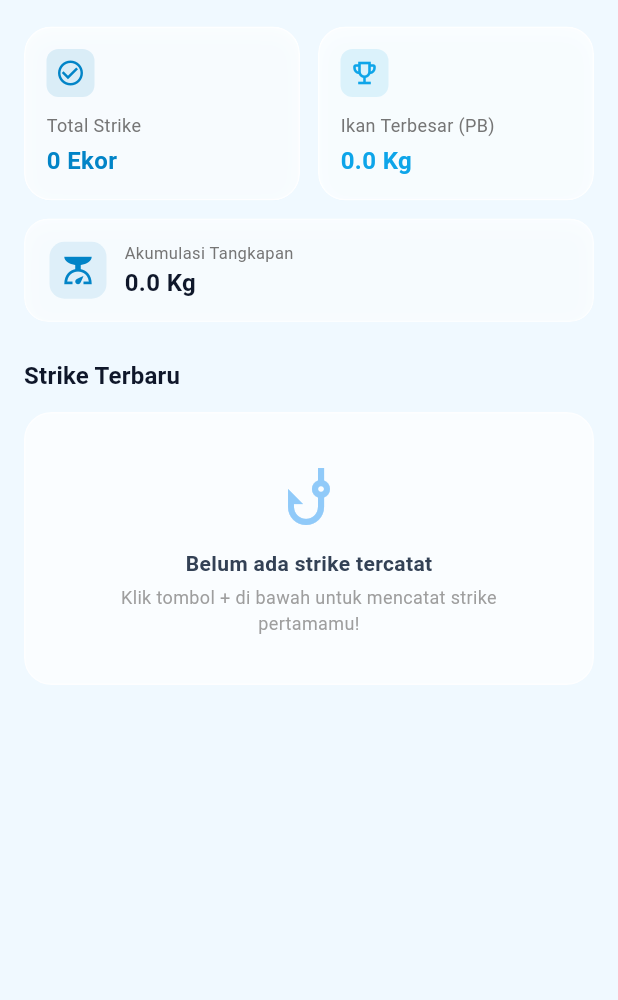
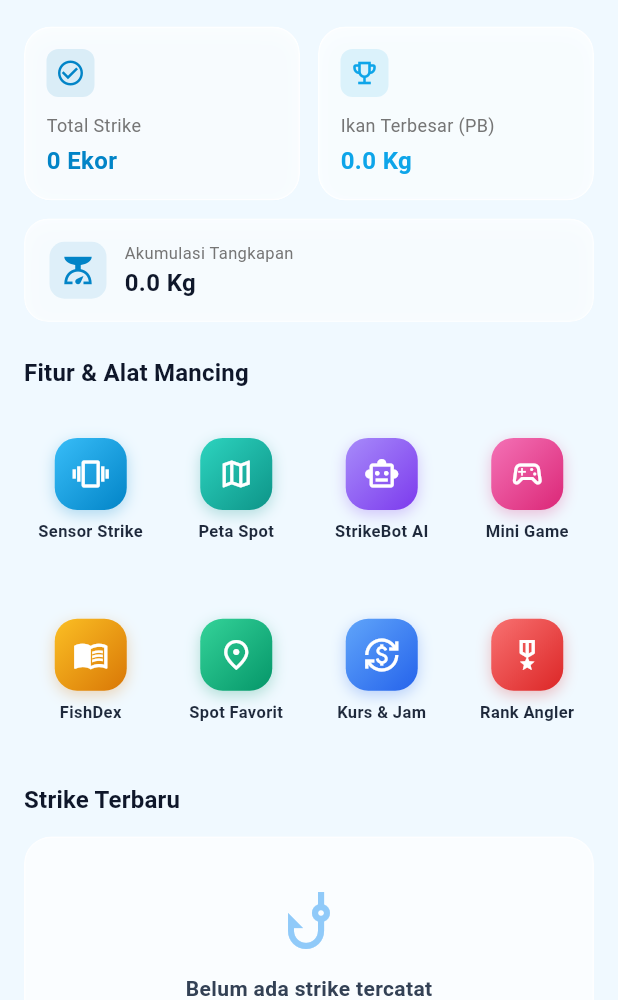
Before and after one commit to hasbisdqi/strike_log, a Flutter app: the _HomeScreen screen opened directly with empty values, on a phone screen of 412 x 824 dp, the part 236-1236 px from its top. Run offline on Flutter 3.47's test engine with Material 3 defaults, Android fonts, the phone set to English and light mode, and no system bars; our stand-ins replace fl_chart, flutter_compass, flutter_local_notifications, flutter_secure_storage, geocoding, geolocator and 6 more; accounts and stored records are empty.

Commit message:
refactor: relocate tool grid to Home dashboard and streamline Profile screen

```diff
--- a/lib/screens/main_navigation_screen.dart
+++ b/lib/screens/main_navigation_screen.dart
@@ -427,7 +427,120 @@ class _HomeScreen extends StatelessWidget {
                   ),
                 ),
               ),
-              const SizedBox(height: 24),
+              const SizedBox(height: 22),
+
+              // Angler Tool Hub (Fitur Utama Cepat)
+              Text(
+                'Fitur & Alat Mancing',
+                style: theme.textTheme.titleMedium?.copyWith(
+                  fontWeight: FontWeight.bold,
+                  color: const Color(0xFF0F172A),
+                ),
+              ),
+              const SizedBox(height: 12),
+
+              LayoutBuilder(
+                builder: (context, constraints) {
+                  return GridView.count(
+                    crossAxisCount: 4,
+                    shrinkWrap: true,
+                    physics: const NeverScrollableScrollPhysics(),
+                    mainAxisSpacing: 12,
+                    crossAxisSpacing: 8,
+                    childAspectRatio: 0.82,
+                    children: [
+                      _QuickActionTile(
+                        icon: Icons.vibration,
+                        label: 'Sensor Strike',
+                        gradientColors: const [Color(0xFF38BDF8), Color(0xFF0284C7)],
+                        onTap: () {
+                          Navigator.push(
+                            context,
+                            MaterialPageRoute(builder: (_) => const StrikeDetectorScreen()),
+                          );
+                        },
+                      ),
+                      _QuickActionTile(
+                        icon: Icons.map_outlined,
+                        label: 'Peta Spot',
+                        gradientColors: const [Color(0xFF2DD4BF), Color(0xFF0D9488)],
+                        onTap: () {
+                          Navigator.push(
+                            context,
+                            MaterialPageRoute(builder: (_) => StrikeMapScreen(strikes: strikes)),
+                          );
+                        },
+                      ),
+                      _QuickActionTile(
+                        icon: Icons.smart_toy_outlined,
+                        label: 'StrikeBot AI',
+                        gradientColors: const [Color(0xFFA78BFA), Color(0xFF7C3AED)],
+                        onTap: () {
+                          Navigator.push(
+                            context,
+                            MaterialPageRoute(builder: (_) => const StrikeBotScreen()),
+                          );
+                        },
+                      ),
+                      _QuickActionTile(
+                        icon: Icons.sports_esports_outlined,
+                        label: 'Mini Game',
+                        gradientColors: const [Color(0xFFF472B6), Color(0xFFDB2777)],
+                        onTap: () {
+                          Navigator.push(
+                            context,
+                            MaterialPageRoute(builder: (_) => const ReelTheFishGameScreen()),
+                          );
+                        },
+                      ),
+                      _QuickActionTile(
+                        icon: Icons.menu_book_outlined,
+                        label: 'FishDex',
+                        gradientColors: const [Color(0xFFFBBF24), Color(0xFFD97706)],
+                        onTap: () {
+                          Navigator.push(
+                            context,
+                            MaterialPageRoute(builder: (_) => FishDexScreen(strikes: strikes)),
+                          );
+                        },
+                      ),
+                      _QuickActionTile(
+                        icon: Icons.place_outlined,
+                        label: 'Spot Favorit',
+                        gradientColors: const [Color(0xFF34D399), Color(0xFF059669)],
+                        onTap: () {
+                          Navigator.push(
+                            context,
+                            MaterialPageRoute(builder: (_) => FavoriteSpotsScreen(strikes: strikes)),
+                          );
+                        },
+                      ),
+                      _QuickActionTile(
+                        icon: Icons.currency_exchange,
+                        label: 'Kurs & Jam',
+                        gradientColors: const [Color(0xFF60A5FA), Color(0xFF2563EB)],
+                        onTap: () {
+                          Navigator.push(
+                            context,
+                            MaterialPageRoute(builder: (_) => const CurrencyTimeConverterScreen()),
+                          );
+                        },
+                      ),
+                      _QuickActionTile(
+                        icon: Icons.military_tech_outlined,
+                        label: 'Rank Angler',
+                        gradientColors: const [Color(0xFFF87171), Color(0xFFDC2626)],
+                        onTap: () {
+                          ScaffoldMessenger.of(context).showSnackBar(
+                            SnackBar(content: Text('Status: ${strikes.length >= 10 ? 'Senior Angler 🎣' : 'Angler Pemula 🎣'} (${strikes.length} Strike)')),
+                          );
+                        },
+                      ),
+                    ],
+                  );
+                },
+              ),
+              const SizedBox(height: 20),
 
               Text(
                 'Strike Terbaru',
@@ -495,6 +608,66 @@ class _HomeScreen extends StatelessWidget {
             ],
           ),
         ),
+      ),
+    );
+  }
+}
+
+class _QuickActionTile extends StatelessWidget {
+  final IconData icon;
+  final String label;
+  final List<Color> gradientColors;
+  final VoidCallback onTap;
+
+  const _QuickActionTile({
+    required this.icon,
+    required this.label,
+    required this.gradientColors,
+    required this.onTap,
+  });
+
+  @override
+  Widget build(BuildContext context) {
+    return InkWell(
+      onTap: onTap,
+      borderRadius: BorderRadius.circular(16),
+      child: Column(
+        mainAxisSize: MainAxisSize.min,
+        mainAxisAlignment: MainAxisAlignment.center,
+        children: [
+          Container(
+            width: 48,
+            height: 48,
+            decoration: BoxDecoration(
+              gradient: LinearGradient(
+                colors: gradientColors,
+                begin: Alignment.topLeft,
+                end: Alignment.bottomRight,
+              ),
+              borderRadius: BorderRadius.circular(15),
+              boxShadow: [
+                BoxShadow(
+                  color: gradientColors.last.withValues(alpha: 0.28),
+                  blurRadius: 8,
+                  offset: const Offset(0, 3),
+                ),
+              ],
+            ),
+            child: Icon(icon, color: Colors.white, size: 24),
+          ),
+          const SizedBox(height: 6),
+          Text(
+            label,
+            style: const TextStyle(
+              fontSize: 11,
+              fontWeight: FontWeight.w600,
+              color: Color(0xFF1E293B),
+            ),
+            textAlign: TextAlign.center,
+            maxLines: 1,
+            overflow: TextOverflow.ellipsis,
+          ),
+        ],
       ),
     );
   }
@@ -1391,7 +1564,7 @@ class _ProfileScreen extends StatelessWidget {
             ),
             const SizedBox(height: 18),
 
-            // Translucent Menu Options
+            // Translucent Clean Account Options
             ClipRRect(
               borderRadius: BorderRadius.circular(20),
               child: BackdropFilter(
@@ -1405,99 +1578,15 @@ class _ProfileScreen extends StatelessWidget {
                   child: Column(
                     children: [
                       _ProfileMenuItem(
-                        icon: Icons.vibration,
-                        title: 'Sensor Joran & Kompas',
-                        subtitle: 'Accelerometer deteksi strike & arah navigasi spot',
-                        onTap: () {
-                          Navigator.push(
-                            context,
-                            MaterialPageRoute(builder: (_) => const StrikeDetectorScreen()),
-                          );
-                        },
-                      ),
-                      Divider(height: 1, indent: 56, color: Colors.grey.shade200),
-                      _ProfileMenuItem(
-                        icon: Icons.sports_esports_outlined,
-                        title: 'Mini Game: Reel The Fish',
-                        subtitle: 'Tantangan tarik ikan & kontrol tegangan senar',
-                        onTap: () {
-                          Navigator.push(
-                            context,
-                            MaterialPageRoute(builder: (_) => const ReelTheFishGameScreen()),
-                          );
-                        },
-                      ),
-                      Divider(height: 1, indent: 56, color: Colors.grey.shade200),
-                      _ProfileMenuItem(
-                        icon: Icons.currency_exchange,
-                        title: 'Konversi Uang & Waktu',
-                        subtitle: '4 Kurs (IDR, USD, JPY, EUR) & 4 Zona Waktu (WIB, WITA, WIT, GMT)',
-                        onTap: () {
-                          Navigator.push(
-                            context,
-                            MaterialPageRoute(builder: (_) => const CurrencyTimeConverterScreen()),
-                          );
-                        },
-                      ),
-                      Divider(height: 1, indent: 56, color: Colors.grey.shade200),
-                      _ProfileMenuItem(
-                        icon: Icons.collections_bookmark_outlined,
-                        title: 'Koleksi Ikan (Pokedex)',
-                        subtitle: '$uniqueFish jenis ikan berhasil ditangkap',
-                        onTap: () {
-                          Navigator.push(
-                            context,
-                            MaterialPageRoute(builder: (_) => FishDexScreen(strikes: strikes)),
-                          );
-                        },
-                      ),
-                      Divider(height: 1, indent: 56, color: Colors.grey.shade200),
-                      _ProfileMenuItem(
-                        icon: Icons.place_outlined,
-                        title: 'Spot Favorit',
-                        subtitle: 'Daftar lokasi pemancingan langganan',
-                        onTap: () {
-                          Navigator.push(
-                            context,
-                            MaterialPageRoute(builder: (_) => FavoriteSpotsScreen(strikes: strikes)),
-                          );
-                        },
-                      ),
-                      Divider(height: 1, indent: 56, color: Colors.grey.shade200),
-                      _ProfileMenuItem(
-                        icon: Icons.map_outlined,
-                        title: 'Peta Spot Strike',
-                        subtitle: 'Sebaran titik koordinat GPS hasil pancingan',
-                        onTap: () {
-                          Navigator.push(
-                            context,
-                            MaterialPageRoute(builder: (_) => StrikeMapScreen(strikes: strikes)),
-                          );
-                        },
-                      ),
-                      Divider(height: 1, indent: 56, color: Colors.grey.shade200),
-                      _ProfileMenuItem(
                         icon: Icons.shield_outlined,
                         title: 'Privasi & Keamanan',
-                        subtitle: 'Pengaturan akun dan password',
+                        subtitle: 'Pengaturan akun, biometric login, dan password',
                         onTap: () {
                           Navigator.push(
                             context,
                             MaterialPageRoute(
                               builder: (_) => PrivacySecurityScreen(userEmail: userEmail),
                             ),
-                          );
-                        },
-                      ),
-                      Divider(height: 1, indent: 56, color: Colors.grey.shade200),
-                      _ProfileMenuItem(
-                        icon: Icons.smart_toy_outlined,
-                        title: 'StrikeBot AI Chatbot',
-                        subtitle: 'Tanya rekomendasi umpan & taktik mancing',
-                        onTap: () {
-                          Navigator.push(
-                            context,
-                            MaterialPageRoute(builder: (_) => const StrikeBotScreen()),
                           );
                         },
                       ),
```
